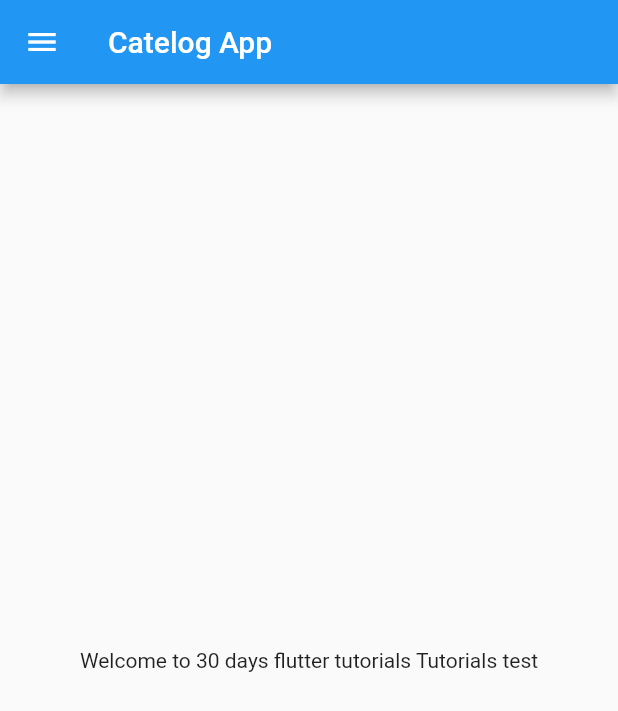
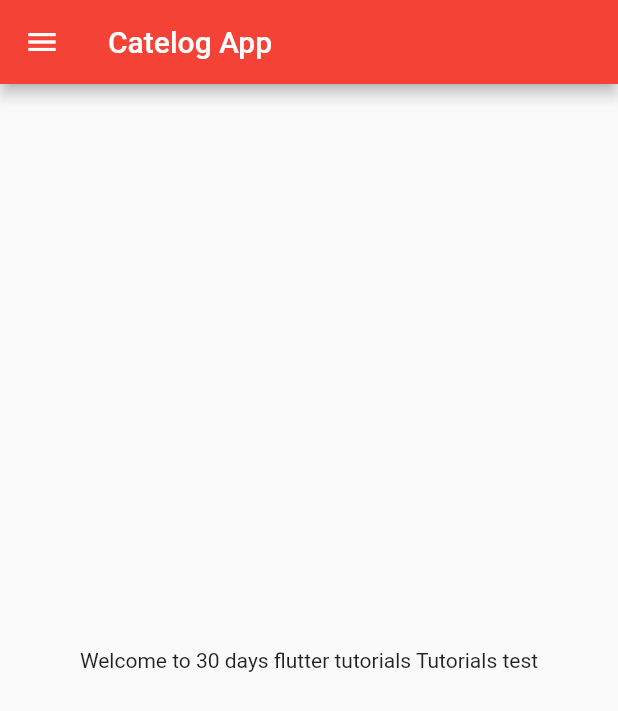
Before and after one commit to aditya002ai/30daysOfFlutter, a Flutter app: the screen it shows after launch, on a phone screen of 412 x 824 dp. Shown: the top 711 px of the screen. Run offline on Flutter 3.47's test engine with Material 2 defaults, Android fonts, the phone set to English and light mode, and no system bars.

Commit message:
day3 completed

```diff
--- a/lib/main.dart
+++ b/lib/main.dart
@@ -1,5 +1,6 @@
 import 'package:flutter/material.dart';
-import 'package:flutter_catelog/home_page.dart';
+import 'package:flutter_catelog/pages/home_page.dart';
+import 'package:flutter_catelog/pages/login_page.dart';
 
 void main() {
   runApp(MyApp());
@@ -10,6 +11,16 @@ class MyApp extends StatelessWidget {
 
   @override
   Widget build(BuildContext context) {
-    return MaterialApp(home: HomePage());
+    return MaterialApp(
+      // home: HomePage(),
+      themeMode: ThemeMode.light,
+      theme: ThemeData(primarySwatch: Colors.red),
+      darkTheme: ThemeData(primarySwatch: Colors.deepPurple),
+      initialRoute: "/home",
+      routes: {
+        "/login": (context) => LoginPage(),
+        "/home": (context) => HomePage()
+      },
+    );
   }
 }
```
Also changed, not shown: lib/pages/login_page.dart (added, +18 -0 lines), lib/pages/home_page.dart (renamed from lib/home_page.dart).
